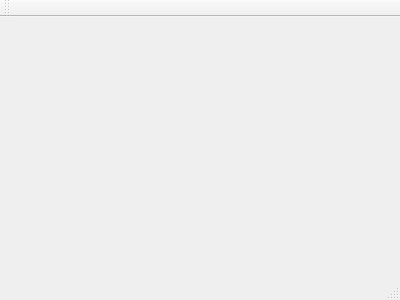
First picture: the form in mainwindow.ui, repository huangtianyitim1/Towerdefense, before the edit.
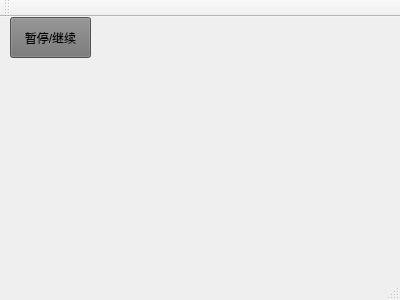
Second picture: the form after the edit.

The edit to the form file:
```diff
--- a/mainwindow.ui
+++ b/mainwindow.ui
@@ -13,7 +13,32 @@
   <property name="windowTitle">
    <string>MainWindow</string>
   </property>
-  <widget class="QWidget" name="centralWidget"/>
+  <widget class="QWidget" name="centralWidget">
+   <widget class="QPushButton" name="pushButton">
+    <property name="geometry">
+     <rect>
+      <x>10</x>
+      <y>0</y>
+      <width>81</width>
+      <height>41</height>
+     </rect>
+    </property>
+    <property name="maximumSize">
+     <size>
+      <width>81</width>
+      <height>16777215</height>
+     </size>
+    </property>
+    <property name="styleSheet">
+     <string notr="true">background-color: rgb(151, 164, 156);
+background-color: rgb(114, 114, 114);
+font: 75 9pt &quot;思源黑体 CN Bold&quot;;</string>
+    </property>
+    <property name="text">
+     <string>暂停/继续</string>
+    </property>
+   </widget>
+  </widget>
   <widget class="QMenuBar" name="menuBar">
    <property name="geometry">
     <rect>
```
